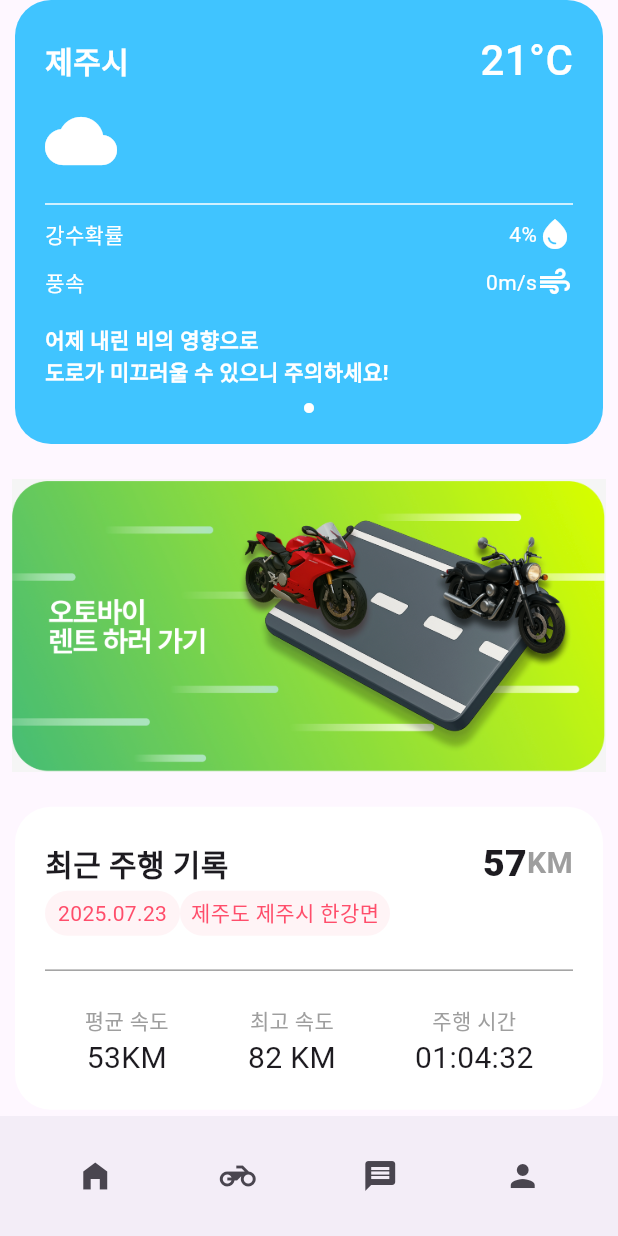
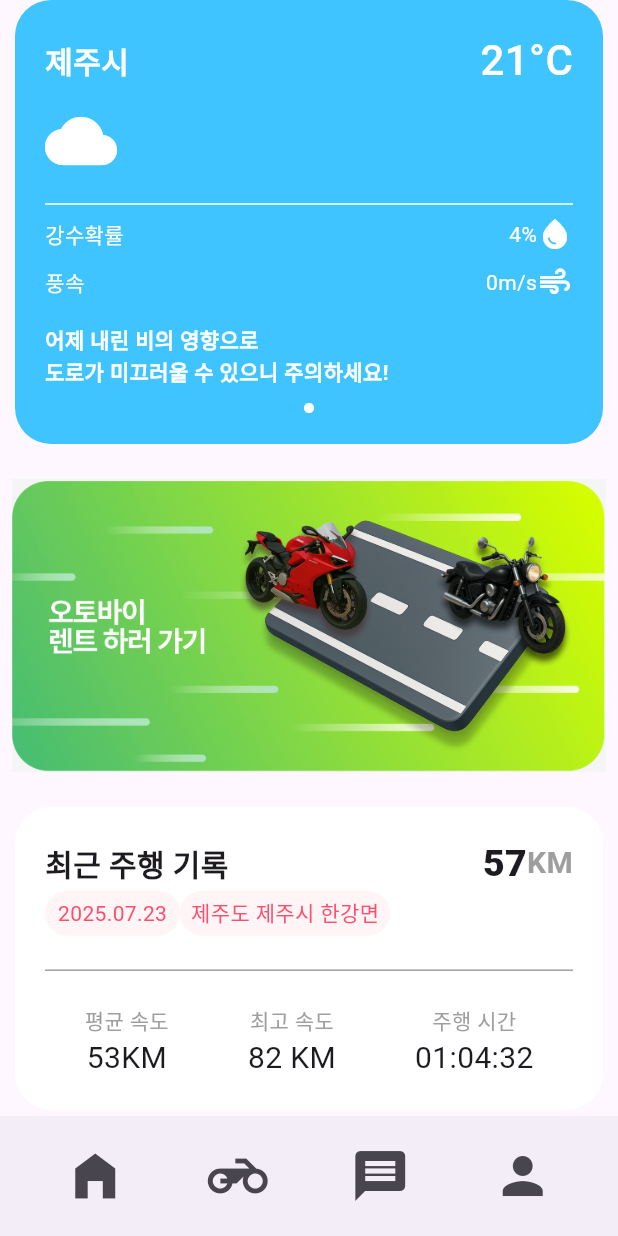
Before and after one commit to 21TripRider/TripRider, a Flutter app: the screen it shows after launch, on a phone screen of 412 x 824 dp. Run offline on Flutter 3.47's test engine with Material 3 defaults, Android fonts, the phone set to English and light mode, and no system bars.

Commit message:
홈 화면 바텀 아이콘 수정

```diff
--- a/lib/screens/home/HomeScreen.dart
+++ b/lib/screens/home/HomeScreen.dart
@@ -17,29 +17,7 @@ class Homescreen extends StatelessWidget {
         ],
       ),
 
-      bottomNavigationBar: BottomAppBar(
-        child: Row(
-          mainAxisAlignment: MainAxisAlignment.spaceAround,
-          children: [
-            IconButton(
-              onPressed: Home_Button_Pressed,
-              icon: Icon(Icons.home_filled),
-            ),
-            IconButton(
-              onPressed: Course_Button_Pressed,
-              icon: Icon(Icons.motorcycle_sharp),
-            ),
-            IconButton(
-              onPressed: Ridergram_Button_Pressed,
-              icon: Icon(Icons.message),
-            ),
-            IconButton(
-              onPressed: Mypage_Button_Pressed,
-              icon: Icon(Icons.person),
-            ),
-          ],
-        ),
-      ),
+      bottomNavigationBar: _BottomIcons,
     );
   }
 }
@@ -295,3 +273,27 @@ class _Record extends StatelessWidget {
     );
   }
 }
+
+BottomAppBar _BottomIcons = BottomAppBar(
+  child: Row(
+    mainAxisAlignment: MainAxisAlignment.spaceAround,
+    children: [
+      IconButton(
+        onPressed: Home_Button_Pressed,
+        icon: Icon(Icons.home_filled, size: 40),
+      ),
+      IconButton(
+        onPressed: Course_Button_Pressed,
+        icon: Icon(Icons.motorcycle_sharp, size: 40),
+      ),
+      IconButton(
+        onPressed: Ridergram_Button_Pressed,
+        icon: Icon(Icons.message, size: 40),
+      ),
+      IconButton(
+        onPressed: Mypage_Button_Pressed,
+        icon: Icon(Icons.person, size: 40),
+      ),
+    ],
+  ),
+);
```
